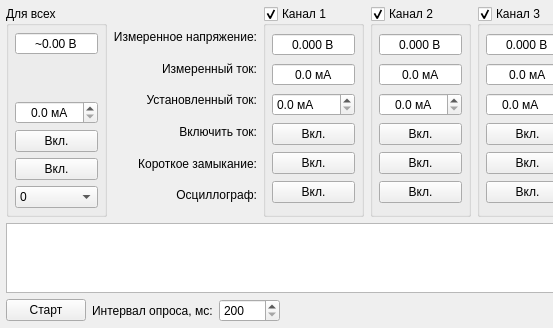
First picture: the form in measurements.ui, repository XRay3D/MAN2_GUI, before the edit; both pictures show x 0 to 553 and y 0 to 328 of the 1119 by 328 pixel window.
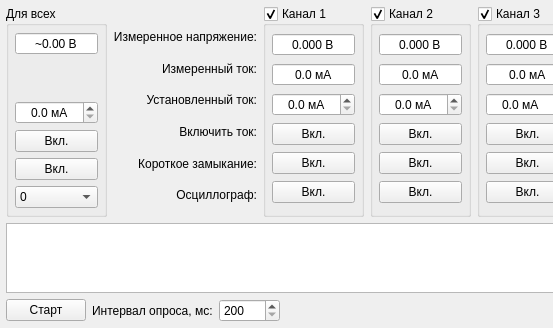
Second picture: the form after the edit. Custom widgets are drawn as their Qt base class.

```diff
--- a/measurements.ui
+++ b/measurements.ui
@@ -6,7 +6,7 @@
    <rect>
     <x>0</x>
     <y>0</y>
-    <width>998</width>
+    <width>1027</width>
     <height>323</height>
    </rect>
   </property>
@@ -351,6 +351,9 @@
       </item>
       <item>
        <widget class="QDoubleSpinBox" name="dsbSetCurrent_1">
+        <property name="alignment">
+         <set>Qt::AlignCenter</set>
+        </property>
         <property name="suffix">
          <string> мA</string>
         </property>
```
